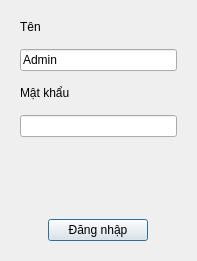
Qt form LMS/HxLoginDialog.ui (VanDuongPCB/desktop-laser-marking-system) before a commit.
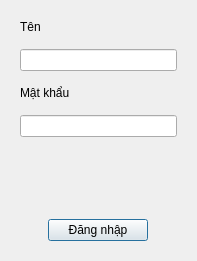
The same form after that commit.

```diff
--- a/LMS/HxLoginDialog.ui
+++ b/LMS/HxLoginDialog.ui
@@ -112,7 +112,7 @@
    <item row="1" column="0">
     <widget class="QLineEdit" name="txtUserName">
      <property name="text">
-      <string>Admin</string>
+      <string/>
      </property>
     </widget>
    </item>
```
